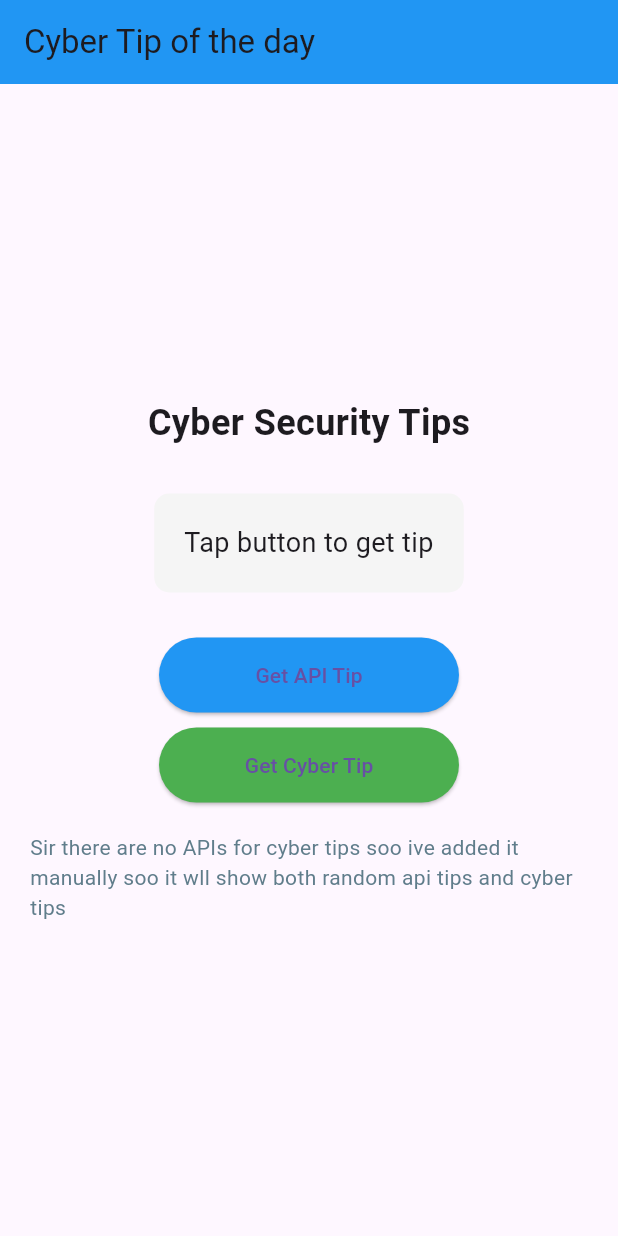
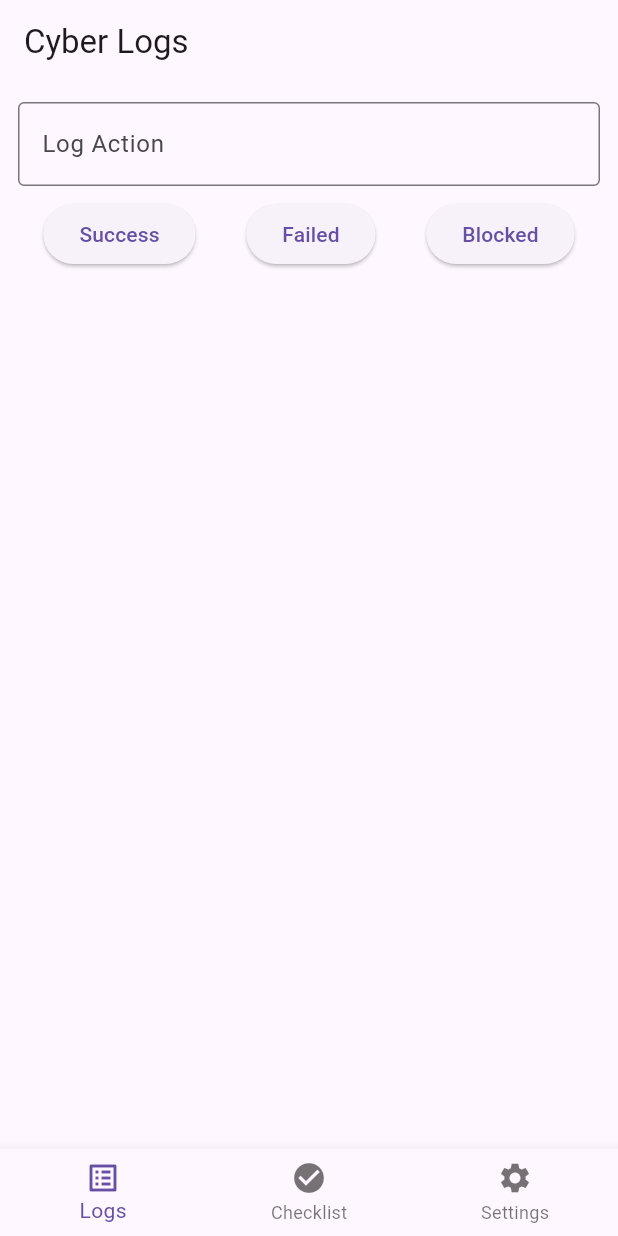
Before and after one commit to DevanshBakrania/Cyberlog, a Flutter app: the screen it shows after launch, on a phone screen of 412 x 824 dp. Run offline on Flutter 3.47's test engine with Material 3 defaults, Android fonts, the phone set to English and light mode, and no system bars; our stand-ins replace hive_flutter; accounts and stored records are empty.

Commit message:
Update main.dart

```diff
--- a/lib/main.dart
+++ b/lib/main.dart
@@ -1,261 +1,338 @@
-import 'dart:convert';
 import 'package:flutter/material.dart';
-import 'package:http/http.dart' as http;
+import 'package:hive_flutter/hive_flutter.dart';
 
-void main() => runApp(const MyApp());
+void main() async {
+  WidgetsFlutterBinding.ensureInitialized();
+  await Hive.initFlutter();
 
-class MyApp extends StatelessWidget {
-  const MyApp({Key? key}) : super(key: key);
+  await Hive.openBox('logs');
+  await Hive.openBox('checklist');
+  await Hive.openBox('settings');
+
+  runApp(const CyberLogApp());
+}
+
+class CyberLogApp extends StatelessWidget {
+  const CyberLogApp({super.key});
 
   @override
   Widget build(BuildContext context) {
-    return const MaterialApp(
+    final settingsBox = Hive.box('settings');
+
+    return ValueListenableBuilder(
+      valueListenable: settingsBox.listenable(),
+      builder: (context, box, _) {
+        final darkMode = box.get('darkMode', defaultValue: false);
+
+        return MaterialApp(
           debugShowCheckedModeBanner: false,
-      home: CyberTipScreen(),
+          theme: darkMode ? ThemeData.dark() : ThemeData.light(),
+          home: const MainScreen(),
+        );
+      },
     );
   }
 }
 
-class CyberTipScreen extends StatefulWidget {
-  const CyberTipScreen({Key? key}) : super(key: key);
+class MainScreen extends StatefulWidget {
+  const MainScreen({super.key});
 
   @override
-  State<CyberTipScreen> createState() => _CyberTipScreenState();
+  State<MainScreen> createState() => _MainScreenState();
 }
 
-class _CyberTipScreenState extends State<CyberTipScreen> {
-  String tip = 'Tap button to get tip';
-  bool loading = false;
+class _MainScreenState extends State<MainScreen> {
+  int index = 0;
 
-  final List<String> cyberTips = [
-    "Use strong passwords and enable 2FA",
-    "Update software regularly",
-    "Backup your data",
-    "Be careful with email links",
-    "Use antivirus software",
-    "Don't use public Wi-Fi for sensitive tasks",
-    "Log out when finished",
-    "Check privacy settings",
-    "Use a password manager",
-    "Enable automatic screen lock",
-    "Don't reuse passwords across sites",
-    "Verify sender email addresses",
-    "Use HTTPS websites only",
-    "Don't download unknown attachments",
-    "Secure your home Wi-Fi with WPA3",
-    "Regularly clear browser cookies",
-    "Use incognito mode for sensitive browsing",
-    "Don't save passwords in browsers",
-    "Enable find my device feature",
-    "Review app permissions regularly",
-    "Avoid oversharing on social media",
-    "Use different email for important accounts",
-    "Shred documents with personal info",
-    "Monitor bank statements regularly",
-    "Don't plug in unknown USB devices",
-    "Use a VPN for extra privacy",
-    "Disable auto-connect to Wi-Fi",
-    "Set up security questions carefully",
-    "Don't use obvious security answers",
-    "Lock your devices when not in use",
-    "Encrypt sensitive files",
-    "Use secure messaging apps",
-    "Disable location when not needed",
-    "Turn off Bluetooth when not in use",
-    "Keep router firmware updated",
-    "Change default router passwords",
-    "Use a guest network for visitors",
-    "Disable remote management on router",
-    "Regularly audit connected devices",
-    "Use a separate network for IoT devices",
-    "Enable login notifications",
-    "Review account activity logs",
-    "Don't click shortened URLs",
-    "Hover over links to see real URL",
-    "Check for spelling errors in emails",
-    "Verify unexpected requests by phone",
-    "Don't give info to unsolicited callers",
-    "Use credit cards for online purchases",
-    "Enable purchase notifications",
-    "Store backups in different locations",
-    "Test your backups regularly",
-    "Have an incident response plan",
-    "Educate family about cybersecurity",
-    "Keep work and personal devices separate",
-    "Don't install unnecessary apps",
-    "Read permissions before installing apps",
-    "Delete old accounts you don't use",
-    "Use disposable email for signups",
-    "Clear browser history regularly",
-    "Disable auto-fill for sensitive data",
-    "Use browser privacy extensions",
-    "Block third-party cookies",
-    "Disable JavaScript for unknown sites",
-    "Avoid public charging stations",
-    "Use your own charging cable",
-    "Keep software in auto-update mode",
-    "Don't jailbreak/root your device",
-    "Verify app developers before installing",
-    "Check app reviews for security concerns",
-    "Use biometric authentication when available",
-    "Set up emergency contacts",
-    "Have a digital will for accounts",
-    "Don't post travel plans publicly",
-    "Use a separate credit card for online",
-    "Freeze credit when not applying for loans",
-    "Check for credit report annually",
-    "Use secure password recovery options",
-    "Don't use public computers for login",
-    "Clear cache after using public computers",
-    "Don't write passwords on paper",
-    "Use password phrases instead of words",
-    "Include special characters in passwords",
-    "Don't use personal info in passwords",
-    "Change passwords after a breach",
-    "Use different passwords for banking",
-    "Enable transaction alerts",
-    "Verify website security certificates",
-    "Don't enter data on non-HTTPS sites",
-    "Look for padlock icon in address bar",
-    "Don't ignore security warnings",
-    "Report suspicious activity immediately",
-    "Keep physical devices secure",
-    "Don't leave devices in cars",
-    "Use tracking software for devices",
-    "Backup phone contacts regularly",
-    "Enable remote wipe capability",
-    "Don't share login credentials",
-    "Use company-approved software for work",
-    "Follow organizational security policies",
-    "Attend security training sessions",
-    "Stay informed about new threats",
-    "Subscribe to security newsletters",
-    "Use ad-blockers to avoid malvertising",
-    "Disable macros in Office documents",
-    "Don't enable unnecessary browser extensions",
-    "Regularly review social media tags",
-    "Adjust social media privacy settings",
-    "Think before you post online",
-    "Assume nothing online is private",
-    "Verify information before sharing",
-    "Don't participate in online quizzes",
-    "Be cautious with QR codes",
-    "Scan QR codes with security apps",
+  final screens = const [
+    LogsScreen(),
+    ChecklistScreen(),
+    SettingsScreen(),
   ];
 
-  Future<void> getTip() async {
-    setState(() {
-      loading = true;
-    });
-
-    try {
-      final response = await http.get(
-        Uri.parse('https://api.adviceslip.com/advice'),
+  @override
+  Widget build(BuildContext context) {
+    return Scaffold(
+      body: screens[index],
+      bottomNavigationBar: BottomNavigationBar(
+        currentIndex: index,
+        onTap: (i) => setState(() => index = i),
+        items: const [
+          BottomNavigationBarItem(
+              icon: Icon(Icons.list_alt), label: "Logs"),
+          BottomNavigationBarItem(
+              icon: Icon(Icons.check_circle), label: "Checklist"),
+          BottomNavigationBarItem(
+              icon: Icon(Icons.settings), label: "Settings"),
+        ],
+      ),
     );
-
-      if (response.statusCode == 200) {
-        final data = jsonDecode(response.body);
-        setState(() {
-          tip = data['slip']['advice'];
-        });
-      } else {
-        showLocalTip();
-      }
-    } catch (e) {
-      showLocalTip();
-    } finally {
-      setState(() {
-        loading = false;
-      });
   }
 }
 
-  void showLocalTip() {
-    final randomIndex = DateTime.now().millisecondsSinceEpoch % cyberTips.length;
-    setState(() {
-      tip = cyberTips[randomIndex];
+class LogsScreen extends StatefulWidget {
+  const LogsScreen({super.key});
+
+  @override
+  State<LogsScreen> createState() => _LogsScreenState();
+}
+
+class _LogsScreenState extends State<LogsScreen> {
+  final logsBox = Hive.box('logs');
+  final controller = TextEditingController();
+
+  void addLog(String status) {
+    logsBox.add({
+      "action": controller.text,
+      "status": status,
+      "time": DateTime.now().toString(),
     });
+    controller.clear();
+  }
+
+  Color statusColor(String status) {
+    if (status == "Success") return Colors.green;
+    if (status == "Failed") return Colors.red;
+    return Colors.orange;
   }
 
   @override
   Widget build(BuildContext context) {
     return Scaffold(
-      appBar: AppBar(
-        title: const Text('Cyber Tip of the day'),
-        backgroundColor: Colors.blue,
-      ),
-      body: Center(
-        child: Padding(
-          padding: const EdgeInsets.all(20.0),
+      appBar: AppBar(title: const Text("Cyber Logs")),
+      body: Padding(
+        padding: const EdgeInsets.all(12),
         child: Column(
-            mainAxisAlignment: MainAxisAlignment.center,
           children: [
-              const Text(
-                'Cyber Security Tips',
-                style: TextStyle(
-                  fontSize: 24,
-                  fontWeight: FontWeight.bold,
+            TextField(
+              controller: controller,
+              decoration: const InputDecoration(
+                labelText: "Log Action",
+                border: OutlineInputBorder(),
               ),
             ),
+            const SizedBox(height: 8),
 
-              const SizedBox(height: 30),
-
-              Container(
-                padding: const EdgeInsets.all(20),
-                decoration: BoxDecoration(
-                  color: Colors.grey[100],
-                  borderRadius: BorderRadius.circular(10),
-                ),
-                child: Column(
-                  children: [
-                    if (loading)
-                      const CircularProgressIndicator()
-                    else
-                      Text(
-                        tip,
-                        style: const TextStyle(fontSize: 18),
-                        textAlign: TextAlign.center,
-                      ),
-                  ],
-                ),
-              ),
-
-              const SizedBox(height: 30),
-
-              Column(
+            Row(
+              mainAxisAlignment: MainAxisAlignment.spaceAround,
               children: [
                 ElevatedButton(
-                    onPressed: getTip,
-                    child: const Text('Get API Tip'),
-                    style: ElevatedButton.styleFrom(
-                      backgroundColor: Colors.blue,
-                      minimumSize: const Size(200, 50),
-                    ),
+                    onPressed: () => addLog("Success"),
+                    child: const Text("Success")),
+                ElevatedButton(
+                    onPressed: () => addLog("Failed"),
+                    child: const Text("Failed")),
+                ElevatedButton(
+                    onPressed: () => addLog("Blocked"),
+                    child: const Text("Blocked")),
+              ],
             ),
 
             const SizedBox(height: 10),
 
-                  ElevatedButton(
-                    onPressed: showLocalTip,
-                    child: const Text('Get Cyber Tip'),
-                    style: ElevatedButton.styleFrom(
-                      backgroundColor: Colors.green,
-                      minimumSize: const Size(200, 50),
+            Expanded(
+              child: ValueListenableBuilder(
+                valueListenable: logsBox.listenable(),
+                builder: (context, box, _) {
+                  return ListView.builder(
+                    itemCount: box.length,
+                    itemBuilder: (context, index) {
+                      final log = box.getAt(index);
+                      return Card(
+                        child: ListTile(
+                          leading: Icon(Icons.security,
+                              color: statusColor(log["status"])),
+                          title: Text(log["action"]),
+                          subtitle: Text(log["time"]),
+                          trailing: IconButton(
+                            icon: const Icon(Icons.delete),
+                            onPressed: () => box.deleteAt(index),
+                          ),
+                        ),
+                      );
+                    },
+                  );
+                },
               ),
             ),
           ],
-              ),
-
-              const SizedBox(height: 20),
-
-              Text(
-                'Sir there are no APIs for cyber tips soo ive added it manually soo it wll show both random api tips and cyber tips',
-                style: const TextStyle(color: Colors.blueGrey),
-              ),
-            ],
-          ),
         ),
       ),
     );
   }
 }
+
+class ChecklistScreen extends StatefulWidget {
+  const ChecklistScreen({super.key});
+
+  @override
+  State<ChecklistScreen> createState() => _ChecklistScreenState();
+}
+
+class _ChecklistScreenState extends State<ChecklistScreen> {
+  final checklistBox = Hive.box('checklist');
+  final TextEditingController taskController = TextEditingController();
+
+  void addTask() {
+    if (taskController.text.trim().isEmpty) return;
+
+    checklistBox.add({
+      "task": taskController.text,
+      "done": false,
+    });
+
+    taskController.clear();
+  }
+
+  void toggleTask(int index) {
+    final item = checklistBox.getAt(index);
+    checklistBox.putAt(index, {
+      "task": item["task"],
+      "done": !item["done"],
+    });
+  }
+
+  void deleteTask(int index) {
+    checklistBox.deleteAt(index);
+  }
+
+  @override
+  Widget build(BuildContext context) {
+    return Scaffold(
+      appBar: AppBar(title: const Text("Daily Checklist")),
+      body: Padding(
+        padding: const EdgeInsets.all(12),
+        child: Column(
+          children: [
+
+            Row(
+              children: [
+                Expanded(
+                  child: TextField(
+                    controller: taskController,
+                    decoration: const InputDecoration(
+                      labelText: "Enter task",
+                      border: OutlineInputBorder(),
+                    ),
+                  ),
+                ),
+                const SizedBox(width: 8),
+                IconButton(
+                  icon: const Icon(Icons.add_circle, size: 32),
+                  onPressed: addTask,
+                )
+              ],
+            ),
+
+            const SizedBox(height: 12),
+
+            Expanded(
+              child: ValueListenableBuilder(
+                valueListenable: checklistBox.listenable(),
+                builder: (context, box, _) {
+                  if (box.isEmpty) {
+                    return const Center(
+                      child: Text(
+                        "No tasks added yet",
+                        style: TextStyle(fontSize: 16),
+                      ),
+                    );
+                  }
+
+                  return ListView.builder(
+                    itemCount: box.length,
+                    itemBuilder: (context, index) {
+                      final item = box.getAt(index);
+
+                      return Card(
+                        child: ListTile(
+                          leading: Checkbox(
+                            value: item["done"],
+                            onChanged: (_) => toggleTask(index),
+                          ),
+                          title: Text(
+                            item["task"],
+                            style: TextStyle(
+                              decoration: item["done"]
+                                  ? TextDecoration.lineThrough
+                                  : null,
+                            ),
+                          ),
+                          trailing: IconButton(
+                            icon: const Icon(Icons.delete, color: Colors.red),
+                            onPressed: () => deleteTask(index),
+                          ),
+                        ),
+                      );
+                    },
+                  );
+                },
+              ),
+            ),
+          ],
+        ),
+      ),
+    );
+  }
+}
+
+class SettingsScreen extends StatelessWidget {
+  const SettingsScreen({super.key});
+
+  @override
+  Widget build(BuildContext context) {
+    final settingsBox = Hive.box('settings');
+    final logsBox = Hive.box('logs');
+
+    return Scaffold(
+      appBar: AppBar(title: const Text("Settings")),
+      body: Padding(
+        padding: const EdgeInsets.all(12),
+        child: Column(
+          children: [
+            ValueListenableBuilder(
+              valueListenable: settingsBox.listenable(),
+              builder: (context, box, _) {
+                return SwitchListTile(
+                  title: const Text("Dark Mode"),
+                  value: box.get('darkMode', defaultValue: false),
+                  onChanged: (value) =>
+                      box.put('darkMode', value),
+                );
+              },
+            ),
+
+            const Divider(),
+
+            ListTile(
+              leading: const Icon(Icons.delete, color: Colors.red),
+              title: const Text("Delete All Logs"),
+              onTap: () {
+                showDialog(
+                  context: context,
+                  builder: (_) => AlertDialog(
+                    title: const Text("Confirm"),
+                    content:
+                    const Text("Are you sure you want to delete all logs?"),
+                    actions: [
+                      TextButton(
+                          onPressed: () => Navigator.pop(context),
+                          child: const Text("Cancel")),
+                      TextButton(
+                        onPressed: () {
+                          logsBox.clear();
+                          Navigator.pop(context);
+                        },
+                        child: const Text("Delete"),
+                      ),
+                    ],
+                  ),
+                );
+              },
+            ),
+          ],
+        ),
+      ),
+    );
+  }
+}
```
Lines whose indentation alone changed are shown as unchanged.
